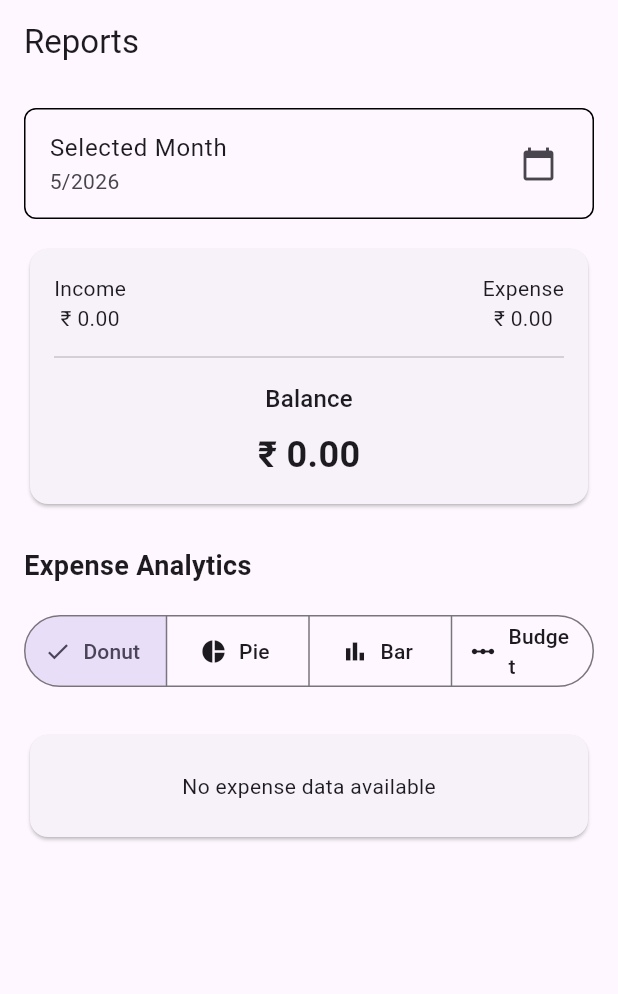
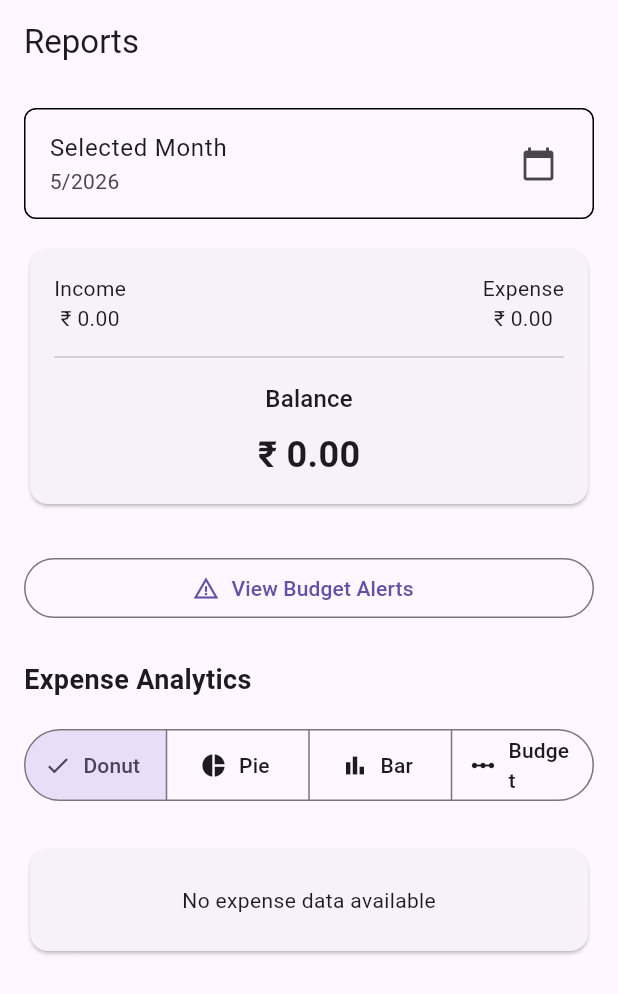
Before and after one commit to ashish-diwakar/Flutter-Finance-Tracker-App, a Flutter app: the ReportsScreen screen opened directly, on a phone screen of 412 x 824 dp. Shown: the top 994 px of the screen. Run offline on Flutter 3.47's test engine with Material 3 defaults, Android fonts, the phone set to English and light mode, and no system bars; our stand-ins replace app_links, connectivity_plus, file_picker, fl_chart, flutter_dotenv, flutter_riverpod and 7 more; accounts and stored records are empty; generated files the repository leaves out were written again.

Commit message:
Budget Alerts + Reports Screen UI fixes
NEW ARCHITECTURE :-
-- We will create:
  BudgetAlertsScreen

--Accessible from:
  Reports screen
  Settings screen
--------------------------------------------------
Reports
 └── Budget Alerts button

Settings
 └── Budget Alerts option

Budget Alerts Screen
 ├── exceeded budgets
 ├── warnings
 ├── healthy budgets
 └── future notifications
---------------------------------------
Added
Budget Alerts section
Cleaner chart rendering
Better error handling
Better spacing/layout
Safer async rendering
Improved structure

It also fixes:

budget alerts not rendering
nested async rendering inconsistencies
progress chart rendering issues
---------------------------------------
Reports Screen
charts
analytics
summaries
Budget Alerts Screen
warnings
overspending
budget health
Settings Screen
centralized finance tools

```diff
--- a/lib/features/reports/presentation/screens/reports_screen.dart
+++ b/lib/features/reports/presentation/screens/reports_screen.dart
@@ -1,15 +1,17 @@
 import 'package:flutter/material.dart';
 import 'package:flutter_riverpod/flutter_riverpod.dart';
 
+import '../providers/budget_progress_provider.dart';
 import '../providers/category_analytics_provider.dart';
+import '../providers/monthly_chart_provider.dart';
 import '../providers/monthly_summary_provider.dart';
+
+import '../widgets/budget_progress_chart.dart';
 import '../widgets/expense_donut_chart.dart';
 import '../widgets/expense_pie_chart.dart';
+import '../widgets/monthly_grouped_bar_chart.dart';
 import '../widgets/monthly_summary_card.dart';
-import '../providers/monthly_chart_provider.dart';
-import '../widgets/monthly_grouped_bar_chart.dart';
-import '../providers/budget_progress_provider.dart';
-import '../widgets/budget_progress_chart.dart';
+import 'budget_alerts_screen.dart';
 
 enum ReportChartType {
 
@@ -46,7 +48,9 @@ class _ReportsScreenState
       ReportChartType.donut;
 
   @override
-  Widget build(BuildContext context) {
+  Widget build(
+    BuildContext context,
+  ) {
 
     final summaryAsync =
         ref.watch(
@@ -67,7 +71,6 @@ class _ReportsScreenState
       monthlyChartProvider,
     );
 
-
     final budgetAsync =
         ref.watch(
       budgetProgressProvider,
@@ -76,6 +79,7 @@ class _ReportsScreenState
     return Scaffold(
 
       appBar: AppBar(
+
         title: const Text(
           'Reports',
         ),
@@ -87,6 +91,10 @@ class _ReportsScreenState
             const EdgeInsets.all(16),
 
         children: [
+
+          // =====================================================
+          // MONTH SELECTOR
+          // =====================================================
 
           ListTile(
 
@@ -131,7 +139,8 @@ class _ReportsScreenState
                     DateTime(2100),
               );
 
-              if (picked != null) {
+              if (picked != null &&
+                  mounted) {
 
                 setState(() {
 
@@ -148,6 +157,10 @@ class _ReportsScreenState
           const SizedBox(
             height: 16,
           ),
+
+          // =====================================================
+          // SUMMARY
+          // =====================================================
 
           summaryAsync.when(
 
@@ -187,8 +200,54 @@ class _ReportsScreenState
           ),
 
           const SizedBox(
+            height: 12,
+          ),
+
+
+          // =====================================================
+          // Budget Alerts SELECTOR
+          // =====================================================
+          const SizedBox(
+            height: 16,
+          ),
+
+          SizedBox(
+
+            width: double.infinity,
+
+            child: OutlinedButton.icon(
+
+              onPressed: () {
+
+                Navigator.push(
+
+                  context,
+
+                  MaterialPageRoute(
+
+                    builder: (_) =>
+                        const BudgetAlertsScreen(),
+                  ),
+                );
+              },
+
+              icon: const Icon(
+                Icons.warning_amber,
+              ),
+
+              label: const Text(
+                'View Budget Alerts',
+              ),
+            ),
+          ),
+
+          const SizedBox(
             height: 24,
           ),
+
+          // =====================================================
+          // ANALYTICS TITLE
+          // =====================================================
 
           const Text(
 
@@ -207,12 +266,17 @@ class _ReportsScreenState
             height: 16,
           ),
 
+          // =====================================================
+          // CHART SELECTOR
+          // =====================================================
+
           SegmentedButton<
               ReportChartType>(
 
             segments: const [
 
               ButtonSegment(
+
                 value:
                     ReportChartType
                         .donut,
@@ -227,6 +291,7 @@ class _ReportsScreenState
               ),
 
               ButtonSegment(
+
                 value:
                     ReportChartType
                         .pie,
@@ -241,6 +306,7 @@ class _ReportsScreenState
               ),
 
               ButtonSegment(
+
                 value:
                     ReportChartType
                         .groupedBar,
@@ -268,7 +334,6 @@ class _ReportsScreenState
                   Icons.linear_scale,
                 ),
               ),
-
             ],
 
             selected: {
@@ -290,7 +355,127 @@ class _ReportsScreenState
             height: 24,
           ),
 
-          categoryAsync.when(
+          // =====================================================
+          // CHART CONTENT
+          // =====================================================
+
+          Builder(
+
+            builder: (_) {
+
+              // =========================================
+              // GROUPED BAR CHART
+              // =========================================
+
+              if (selectedChart ==
+                  ReportChartType
+                      .groupedBar) {
+
+                return monthlyChartAsync.when(
+
+                  data: (monthlyData) {
+
+                    return MonthlyGroupedBarChart(
+                      data: monthlyData,
+                    );
+                  },
+
+                  error: (_, __) =>
+
+                      const Card(
+
+                        child: Padding(
+
+                          padding:
+                              EdgeInsets.all(
+                            16,
+                          ),
+
+                          child: Text(
+                            'Unable to load monthly chart',
+                          ),
+                        ),
+                      ),
+
+                  loading: () =>
+
+                      const Center(
+                        child:
+                            CircularProgressIndicator(),
+                      ),
+                );
+              }
+
+              // =========================================
+              // BUDGET PROGRESS CHART
+              // =========================================
+
+              if (selectedChart ==
+                  ReportChartType
+                      .progress) {
+
+                return budgetAsync.when(
+
+                  data: (budgetData) {
+
+                    if (budgetData
+                        .isEmpty) {
+
+                      return const Card(
+
+                        child: Padding(
+
+                          padding:
+                              EdgeInsets.all(
+                            24,
+                          ),
+
+                          child: Center(
+
+                            child: Text(
+                              'No budget data available',
+                            ),
+                          ),
+                        ),
+                      );
+                    }
+
+                    return BudgetProgressChart(
+                      data: budgetData,
+                    );
+                  },
+
+                  error: (_, __) =>
+
+                      const Card(
+
+                        child: Padding(
+
+                          padding:
+                              EdgeInsets.all(
+                            16,
+                          ),
+
+                          child: Text(
+                            'Unable to load budget chart',
+                          ),
+                        ),
+                      ),
+
+                  loading: () =>
+
+                      const Center(
+                        child:
+                            CircularProgressIndicator(),
+                      ),
+                );
+              }
+
+              // =========================================
+              // PIE/DONUT CHARTS
+              // =========================================
+
+              return categoryAsync.when(
 
                 data: (categories) {
 
@@ -302,7 +487,9 @@ class _ReportsScreenState
                       child: Padding(
 
                         padding:
-                        EdgeInsets.all(24),
+                            EdgeInsets.all(
+                          24,
+                        ),
 
                         child: Center(
 
@@ -335,66 +522,10 @@ class _ReportsScreenState
 
                   if (selectedChart ==
                       ReportChartType
-                      .groupedBar) {
-
-                return monthlyChartAsync.when(
-
-                  data: (monthlyData) {
-
-                    return MonthlyGroupedBarChart(
-                      data: monthlyData,
-                    );
-                  },
-
-                  error: (_, __) =>
-
-                      const Text(
-                        'Unable to load Monthly grouped bar chart',
-                      ),
-
-                  loading: () =>
-
-                      const Center(
-                        child:
-                            CircularProgressIndicator(),
-                      ),
-                );
-              }
-
-              if (selectedChart ==
-                  ReportChartType
-                      .progress) {
-
-                return budgetAsync.when(
-                  data: (budgetData) {
-                    return BudgetProgressChart(
-                      data: budgetData,
-                    );
-                  },
-                  error: (error, stackTrace) {
-                    // This prints the error and full stack trace to the console
-                    // print('Budget chart error: $error');
-                    // print(stackTrace);
-
-                    // Remove 'const' because the string is now dynamic
-                    return Text(
-                      'Unable to load budget chart: $error',
-                    );
-                  },
-                  loading: () => const Center(
-                    child: CircularProgressIndicator(),
-                  ),
-                );
-              }
-
-              if (selectedChart ==
-                  ReportChartType
                           .donut) {
 
                     return ExpenseDonutChart(
-
-                  data:
-                      categories,
+                      data: categories,
                     );
                   }
 
@@ -407,8 +538,11 @@ class _ReportsScreenState
 
                     forecolors:
                         List.generate(
+
                       colors.length,
-                  (_) => Colors.black,
+
+                      (_) =>
+                          Colors.black,
                     ),
                   );
                 },
@@ -420,7 +554,9 @@ class _ReportsScreenState
                       child: Padding(
 
                         padding:
-                        EdgeInsets.all(16),
+                            EdgeInsets.all(
+                          16,
+                        ),
 
                         child: Text(
                           'Unable to load analytics',
@@ -434,11 +570,14 @@ class _ReportsScreenState
                       child:
                           CircularProgressIndicator(),
                     ),
+              );
+            },
           ),
 
           const SizedBox(
             height: 32,
           ),
+
         ],
       ),
     );
```
Also changed, not shown: lib/features/reports/domain/models/budget_alert_model.dart (added, +34 -0 lines), lib/features/reports/presentation/providers/budget_alerts_provider.dart (added, +126 -0 lines), lib/features/reports/presentation/screens/budget_alerts_screen.dart (added, +85 -0 lines), lib/features/reports/presentation/widgets/budget_alerts_section.dart (added, +155 -0 lines), lib/features/settings/presentation/screens/settings_screen.dart (+45 -0 lines). Lines whose indentation alone changed are shown as unchanged.
